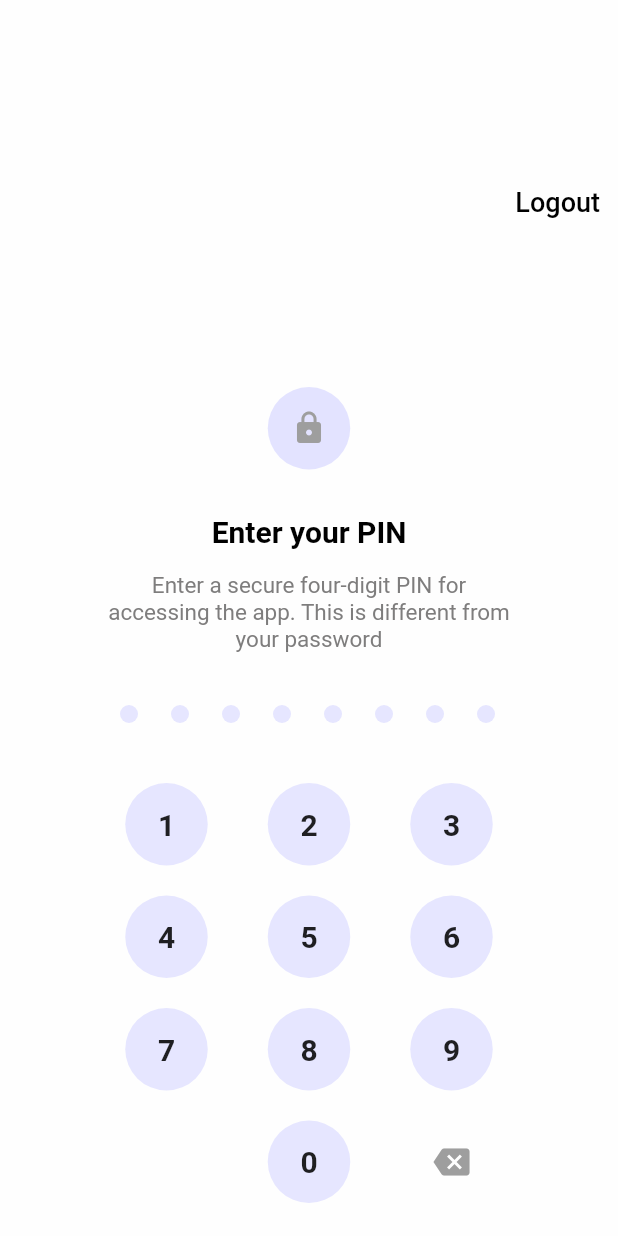
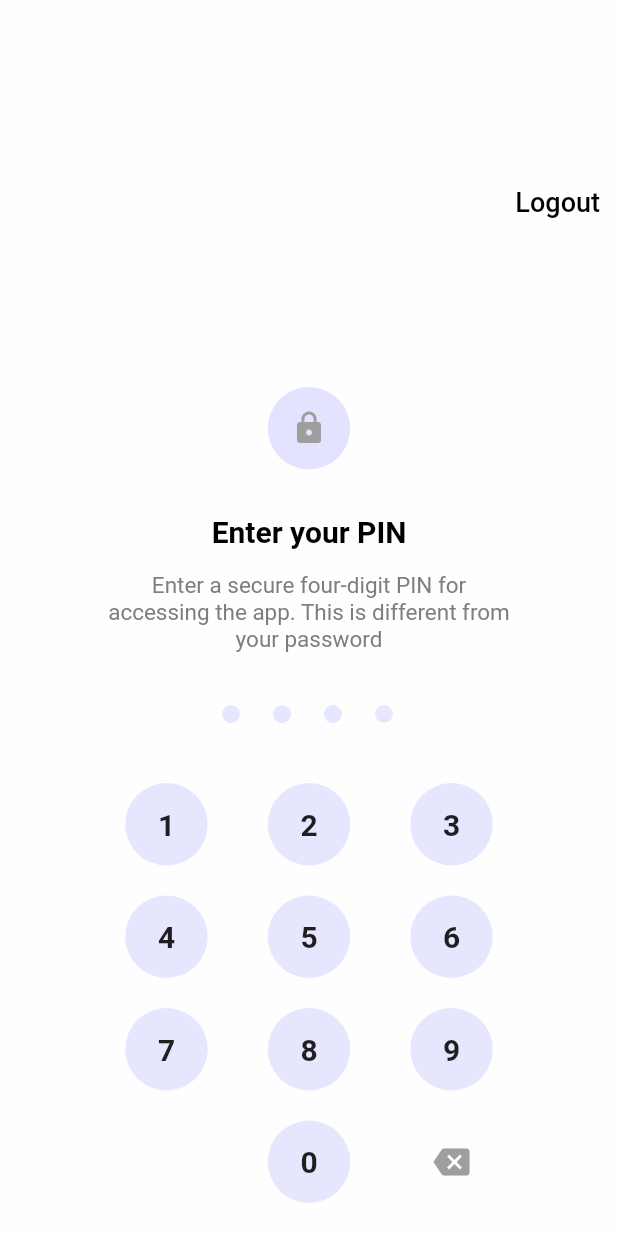
Before and after one commit to TonyoGodson/MyPaydayApp, a Flutter app: the PinScreen screen opened directly, on a phone screen of 412 x 824 dp. Run offline on Flutter 3.47's test engine with Material 2 defaults, Android fonts, the phone set to English and light mode, and no system bars.

Commit message:
pinpad implemented

```diff
--- a/lib/main.dart
+++ b/lib/main.dart
@@ -16,8 +16,8 @@ class  MyPayDayApp extends StatelessWidget{
     return MaterialApp(
         debugShowCheckedModeBanner: false,
         title: "Payday App",
-        // home: LoginScreen()
-        home: PaydayLogin()
+        home: LoginScreen()
+        // home: PaydayLogin()
     );
   }
 }
--- a/lib/widgets/buttons.dart
+++ b/lib/widgets/buttons.dart
@@ -241,19 +241,15 @@ class  _PinPadState extends State< PinpPad> {
       Column(children: [
         Row(mainAxisAlignment: MainAxisAlignment.center,
           children: [
-            buildDot(dotColors[0]),
-            buildDot(dotColors[1]),
-            buildDot(dotColors[2]),
-            buildDot(dotColors[3]),
             Stack(
               children: [
                 Container(
                   width: 12,
                   height: 12,
-                  margin: EdgeInsets.only(left: 10.0, top: 35.0, right: 12.0, bottom: 30.0),
+                  margin: const EdgeInsets.only(left: 10.0, top: 35.0, right: 12.0, bottom: 30.0),
                   decoration: BoxDecoration(
                     shape: BoxShape.circle,
-                    color:  value.length > 0 ? Colors.green : Color(0xE5E3E3FF),
+                    color:  value.isNotEmpty ? Colors.green : const Color(0xE5E3E3FF),
                     border: Border.all(
                       color: Colors.transparent,
                       width: 2.0,
@@ -267,10 +263,10 @@ class  _PinPadState extends State< PinpPad> {
                 Container(
                   width: 12,
                   height: 12,
-                  margin: EdgeInsets.only(left: 10.0, top: 35.0, right: 12.0, bottom: 30.0),
+                  margin: const EdgeInsets.only(left: 10.0, top: 35.0, right: 12.0, bottom: 30.0),
                   decoration: BoxDecoration(
                     shape: BoxShape.circle,
-                    color: Color(0xE5E3E3FF),
+                    color: value.length > 1 ? Colors.green : const Color(0xE5E3E3FF),
                     border: Border.all(
                       color: Colors.transparent,
                       width: 2.0,
@@ -284,10 +280,10 @@ class  _PinPadState extends State< PinpPad> {
                 Container(
                   width: 12,
                   height: 12,
-                  margin: EdgeInsets.only(left: 10.0, top: 35.0, right: 12.0, bottom: 30.0),
+                  margin: const EdgeInsets.only(left: 10.0, top: 35.0, right: 12.0, bottom: 30.0),
                   decoration: BoxDecoration(
                     shape: BoxShape.circle,
-                    color: Color(0xE5E3E3FF),
+                    color: value.length > 2 ? Colors.green : const Color(0xE5E3E3FF),
                     border: Border.all(
                       color: Colors.transparent,
                       width: 2.0,
@@ -301,10 +297,10 @@ class  _PinPadState extends State< PinpPad> {
                 Container(
                   width: 12,
                   height: 12,
-                  margin: EdgeInsets.only(left: 10.0, top: 35.0, right: 12.0, bottom: 30.0),
+                  margin: const EdgeInsets.only(left: 10.0, top: 35.0, right: 12.0, bottom: 30.0),
                   decoration: BoxDecoration(
                     shape: BoxShape.circle,
-                    color: Color(0xE5E3E3FF),
+                    color: value.length > 3 ? Colors.green : const Color(0xE5E3E3FF),
                     border: Border.all(
                       color: Colors.transparent,
                       width: 2.0,
@@ -314,6 +310,7 @@ class  _PinPadState extends State< PinpPad> {
               ],
             ),
           ],),
+// =================Buttons 1, 2, 3======================
         Row(mainAxisAlignment: MainAxisAlignment.center,
           children: [
             Stack(
@@ -321,22 +318,24 @@ class  _PinPadState extends State< PinpPad> {
                       onTap: () {
                         if(value.toString().length < 4) {
                           value += "1";
-                          print(value);
+                          debugPrint(value);
+                          setState(() {
+                          });
                         }
                 },
                 child: Container(
                   width: 55,
                   height: 55,
-                  margin: EdgeInsets.only(left: 20.0, top: 10.0, right: 20.0, bottom: 10.0),
+                  margin: const EdgeInsets.only(left: 20.0, top: 10.0, right: 20.0, bottom: 10.0),
                   decoration: BoxDecoration(
                     shape: BoxShape.circle,
-                    color: Color(0xE5E3E3FF),
+                    color: const Color(0xE5E3E3FF),
                     border: Border.all(
                       color: Colors.transparent,
                       width: 2.0,
                     ),
                   ),
-                  child: Align(
+                  child: const Align(
                     alignment: Alignment.center,
                     child: Text(
                       '1',
@@ -354,22 +353,24 @@ class  _PinPadState extends State< PinpPad> {
                 onTap: () {
                 if(value.toString().length < 4) {
                   value += "2";
-                  print(value);
+                  debugPrint(value);
+                  setState(() {
+                  });
                 }
                 },
                 child: Container(
                   width: 55,
                   height: 55,
-                  margin: EdgeInsets.only(left: 20.0, top: 10.0, right: 20.0, bottom: 10.0),
+                  margin: const EdgeInsets.only(left: 20.0, top: 10.0, right: 20.0, bottom: 10.0),
                   decoration: BoxDecoration(
                     shape: BoxShape.circle,
-                    color: Color(0xE5E3E3FF),
+                    color: const Color(0xE5E3E3FF),
                     border: Border.all(
                       color: Colors.transparent,
                       width: 2.0,
                     ),
                   ),
-                  child: Align(
+                  child: const Align(
                     alignment: Alignment.center,
                     child: Text(
                       '2',
@@ -387,22 +388,24 @@ class  _PinPadState extends State< PinpPad> {
                 onTap: () {
                     if(value.toString().length < 4) {
                       value += "3";
-                      print(value);
+                      debugPrint(value);
+                      setState(() {
+                      });
                     }
                 },
                 child: Container(
                   width: 55,
                   height: 55,
-                  margin: EdgeInsets.only(left: 20.0, top: 10.0, right: 20.0, bottom: 10.0),
+                  margin: const EdgeInsets.only(left: 20.0, top: 10.0, right: 20.0, bottom: 10.0),
                   decoration: BoxDecoration(
                     shape: BoxShape.circle,
-                    color: Color(0xE5E3E3FF),
+                    color: const Color(0xE5E3E3FF),
                     border: Border.all(
                       color: Colors.transparent,
                       width: 2.0,
                     ),
                   ),
-                  child: Align(
+                  child: const Align(
                     alignment: Alignment.center,
                     child: Text(
                       '3',
@@ -416,6 +419,7 @@ class  _PinPadState extends State< PinpPad> {
               )],
             ),
           ],),
+// =================Buttons 4, 5, 6======================
         Row(mainAxisAlignment: MainAxisAlignment.center,
           children: [
             Stack(
@@ -423,23 +427,25 @@ class  _PinPadState extends State< PinpPad> {
                 onTap: () {
                       if(value.toString().length < 4) {
                         value += "4";
-                        print(value);
+                        debugPrint(value);
+                        setState(() {
+                        });
                       }
                 },
                 child:
                 Container(
                   width: 55,
                   height: 55,
-                  margin: EdgeInsets.only(left: 20.0, top: 10.0, right: 20.0, bottom: 10.0),
+                  margin: const EdgeInsets.only(left: 20.0, top: 10.0, right: 20.0, bottom: 10.0),
                   decoration: BoxDecoration(
                     shape: BoxShape.circle,
-                    color: Color(0xE5E3E3FF),
+                    color: const Color(0xE5E3E3FF),
                     border: Border.all(
                       color: Colors.transparent,
                       width: 2.0,
                     ),
                   ),
-                  child: Align(
+                  child: const Align(
                     alignment: Alignment.center,
                     child: Text(
                       '4',
@@ -457,23 +463,25 @@ class  _PinPadState extends State< PinpPad> {
                 onTap: () {
                       if(value.toString().length < 4) {
                         value += "5";
-                        print(value);
+                        debugPrint(value);
+                        setState(() {
+                        });
                       }
                 },
                 child:
                 Container(
                   width: 55,
                   height: 55,
-                  margin: EdgeInsets.only(left: 20.0, top: 10.0, right: 20.0, bottom: 10.0),
+                  margin: const EdgeInsets.only(left: 20.0, top: 10.0, right: 20.0, bottom: 10.0),
                   decoration: BoxDecoration(
                     shape: BoxShape.circle,
-                    color: Color(0xE5E3E3FF),
+                    color: const Color(0xE5E3E3FF),
                     border: Border.all(
                       color: Colors.transparent,
                       width: 2.0,
                     ),
                   ),
-                  child: Align(
+                  child: const Align(
                     alignment: Alignment.center,
                     child: Text(
                       '5',
@@ -491,23 +499,25 @@ class  _PinPadState extends State< PinpPad> {
                 onTap: () {
                       if(value.toString().length < 4) {
                         value += "6";
-                        print(value);
+                        debugPrint(value);
+                        setState(() {
+                        });
                       }
                 },
                 child:
                 Container(
                   width: 55,
                   height: 55,
-                  margin: EdgeInsets.only(left: 20.0, top: 10.0, right: 20.0, bottom: 10.0),
+                  margin: const EdgeInsets.only(left: 20.0, top: 10.0, right: 20.0, bottom: 10.0),
                   decoration: BoxDecoration(
                     shape: BoxShape.circle,
-                    color: Color(0xE5E3E3FF),
+                    color: const Color(0xE5E3E3FF),
                     border: Border.all(
                       color: Colors.transparent,
                       width: 2.0,
                     ),
                   ),
-                  child: Align(
+                  child: const Align(
                     alignment: Alignment.center,
                     child: Text(
                       '6',
@@ -521,6 +531,7 @@ class  _PinPadState extends State< PinpPad> {
               )],
             ),
           ],),
+// =================Buttons 7, 8, 9======================
         Row(mainAxisAlignment: MainAxisAlignment.center,
           children: [
             Stack(
@@ -528,23 +539,25 @@ class  _PinPadState extends State< PinpPad> {
                 onTap: () {
                       if(value.toString().length < 4) {
                         value += "7";
-                        print(value);
+                        debugPrint(value);
+                        setState(() {
+                        });
                       }
                 },
                 child:
                 Container(
                   width: 55,
                   height: 55,
-                  margin: EdgeInsets.only(left: 20.0, top: 10.0, right: 20.0, bottom: 10.0),
+                  margin: const EdgeInsets.only(left: 20.0, top: 10.0, right: 20.0, bottom: 10.0),
                   decoration: BoxDecoration(
                     shape: BoxShape.circle,
-                    color: Color(0xE5E3E3FF),
+                    color: const Color(0xE5E3E3FF),
                     border: Border.all(
                       color: Colors.transparent,
                       width: 2.0,
                     ),
                   ),
-                  child: Align(
+                  child: const Align(
                     alignment: Alignment.center,
                     child: Text(
                       '7',
@@ -562,23 +575,25 @@ class  _PinPadState extends State< PinpPad> {
                 onTap: () {
                       if(value.toString().length < 4) {
                         value += "8";
-                        print(value);
+                        debugPrint(value);
+                        setState(() {
+                        });
                       }
                 },
                 child:
                 Container(
                   width: 55,
                   height: 55,
-                  margin: EdgeInsets.only(left: 20.0, top: 10.0, right: 20.0, bottom: 10.0),
+                  margin: const EdgeInsets.only(left: 20.0, top: 10.0, right: 20.0, bottom: 10.0),
                   decoration: BoxDecoration(
                     shape: BoxShape.circle,
-                    color: Color(0xE5E3E3FF),
+                    color: const Color(0xE5E3E3FF),
                     border: Border.all(
                       color: Colors.transparent,
                       width: 2.0,
                     ),
                   ),
-                  child: Align(
+                  child: const Align(
                     alignment: Alignment.center,
                     child: Text(
                       '8',
@@ -596,23 +611,25 @@ class  _PinPadState extends State< PinpPad> {
                 onTap: () {
                       if(value.toString().length < 4) {
                         value += "9";
-                        print(value);
+                        debugPrint(value);
+                        setState(() {
+                        });
                       }
                 },
                 child:
                 Container(
                   width: 55,
                   height: 55,
-                  margin: EdgeInsets.only(left: 20.0, top: 10.0, right: 20.0, bottom: 10.0),
+                  margin: const EdgeInsets.only(left: 20.0, top: 10.0, right: 20.0, bottom: 10.0),
                   decoration: BoxDecoration(
                     shape: BoxShape.circle,
-                    color: Color(0xE5E3E3FF),
+                    color: const Color(0xE5E3E3FF),
                     border: Border.all(
                       color: Colors.transparent,
                       width: 2.0,
                     ),
                   ),
-                  child: Align(
+                  child: const Align(
                     alignment: Alignment.center,
                     child: Text(
                       '9',
@@ -626,6 +643,7 @@ class  _PinPadState extends State< PinpPad> {
               )],
             ),
           ],),
+// =================Buttons 0, Del=======================
         Row(mainAxisAlignment: MainAxisAlignment.center,
           children: [
             Stack(
@@ -633,16 +651,16 @@ class  _PinPadState extends State< PinpPad> {
                 Container(
                   width: 55,
                   height: 55,
-                  margin: EdgeInsets.only(left: 20.0, top: 10.0, right: 20.0, bottom: 10.0),
+                  margin: const EdgeInsets.only(left: 20.0, top: 10.0, right: 20.0, bottom: 10.0),
                   decoration: BoxDecoration(
                     shape: BoxShape.circle,
-                    color: Color(0x00E3E3FF),
+                    color: const Color(0x00E3E3FF),
                     border: Border.all(
                       color: Colors.transparent,
                       width: 2.0,
                     ),
                   ),
-                  child: Align(
+                  child: const Align(
                     alignment: Alignment.center,
                   ),
                 ),
@@ -652,26 +670,27 @@ class  _PinPadState extends State< PinpPad> {
               children: [GestureDetector(
                 onTap: () {
                   GestureDetector;
-                      // if(value.toString().length < 4) {
-                      //   value += "0";
-                      //   print(value);
-                      //   updateDotColors();
-                      // }
+                      if(value.toString().length < 4) {
+                        value += "0";
+                        debugPrint(value);
+                        setState(() {
+                        });
+                      }
                 },
                 child:
                 Container(
                   width: 55,
                   height: 55,
-                  margin: EdgeInsets.only(left: 20.0, top: 10.0, right: 20.0, bottom: 10.0),
+                  margin: const EdgeInsets.only(left: 20.0, top: 10.0, right: 20.0, bottom: 10.0),
                   decoration: BoxDecoration(
                     shape: BoxShape.circle,
-                    color: Color(0xE5E3E3FF),
+                    color: const Color(0xE5E3E3FF),
                     border: Border.all(
                       color: Colors.transparent,
                       width: 2.0,
                     ),
                   ),
-                  child: Align(
+                  child: const Align(
                     alignment: Alignment.center,
                     child: Text(
                       '0',
@@ -688,25 +707,27 @@ class  _PinPadState extends State< PinpPad> {
               children: [
                 GestureDetector(
                   onTap: () {
-                    if (value.toString().length > 0) {
+                    if (value.toString().isNotEmpty) {
                       value = value.substring(0, value.length - 1);
-                      print(value);
+                      debugPrint(value);
+                      setState(() {
+                      });
                     }
                   },
                   child:
                 Container(
                   width: 55,
                   height: 55,
-                  margin: EdgeInsets.only(left: 20.0, top: 10.0, right: 20.0, bottom: 10.0),
+                  margin: const EdgeInsets.only(left: 20.0, top: 10.0, right: 20.0, bottom: 10.0),
                   decoration: BoxDecoration(
                     shape: BoxShape.circle,
-                    color: Color(0x00E3E3FF),
+                    color: const Color(0x00E3E3FF),
                     border: Border.all(
                       color: Colors.transparent,
                       width: 2.0,
                     ),
                   ),
-                  child: Align(
+                  child: const Align(
                     alignment: Alignment.center,
                     child: Icon(
                     Icons.backspace,
@@ -720,50 +741,50 @@ class  _PinPadState extends State< PinpPad> {
       ],));
   }
 
-  void updateDotColors() {
-    if (value.length == 1) {
-      setState(() {
-        dotColors = [true, false, false, false];
-      });
-    } else if (value.length == 2) {
-      setState(() {
-        dotColors = [true, true, false, false];
-      });
-    } else if (value.length == 3) {
-      setState(() {
-        dotColors = [true, true, true, false];
-      });
-    } else if (value.length == 4) {
-      setState(() {
-        dotColors = [true, true, true, true];
-      });
-    }
-  }
-  GestureDetector buildDot(bool isActive) {
-    return GestureDetector(
-      onTap: () {
-        if (value.length < 4) {
-          setState(() {
-            value += "1";
-            print(value);
-            updateDotColors();
-          });
-        }
-      },
-      child: Container(
-        width: 12,
-        height: 12,
-        margin: EdgeInsets.only(left: 10.0, top: 35.0, right: 12.0, bottom: 30.0),
-        decoration: BoxDecoration(
-          shape: BoxShape.circle,
-          color: isActive ? Colors.green : Color(0xE5E3E3FF),
-          border: Border.all(
-            color: Colors.transparent,
-            width: 2.0,
-          ),
-        ),
-      ),
-    );
-  }
+  // void updateDotColors() {
+  //   if (value.length == 1) {
+  //     setState(() {
+  //       dotColors = [true, false, false, false];
+  //     });
+  //   } else if (value.length == 2) {
+  //     setState(() {
+  //       dotColors = [true, true, false, false];
+  //     });
+  //   } else if (value.length == 3) {
+  //     setState(() {
+  //       dotColors = [true, true, true, false];
+  //     });
+  //   } else if (value.length == 4) {
+  //     setState(() {
+  //       dotColors = [true, true, true, true];
+  //     });
+  //   }
+  // }
+  // GestureDetector buildDot(bool isActive) {
+  //   return GestureDetector(
+  //     onTap: () {
+  //       if (value.length < 4) {
+  //         setState(() {
+  //           value += "1";
+  //           print(value);
+  //           updateDotColors();
+  //         });
+  //       }
+  //     },
+  //     child: Container(
+  //       width: 12,
+  //       height: 12,
+  //       margin: EdgeInsets.only(left: 10.0, top: 35.0, right: 12.0, bottom: 30.0),
+  //       decoration: BoxDecoration(
+  //         shape: BoxShape.circle,
+  //         color: isActive ? Colors.green : Color(0xE5E3E3FF),
+  //         border: Border.all(
+  //           color: Colors.transparent,
+  //           width: 2.0,
+  //         ),
+  //       ),
+  //     ),
+  //   );
+  // }
 
 }
```
